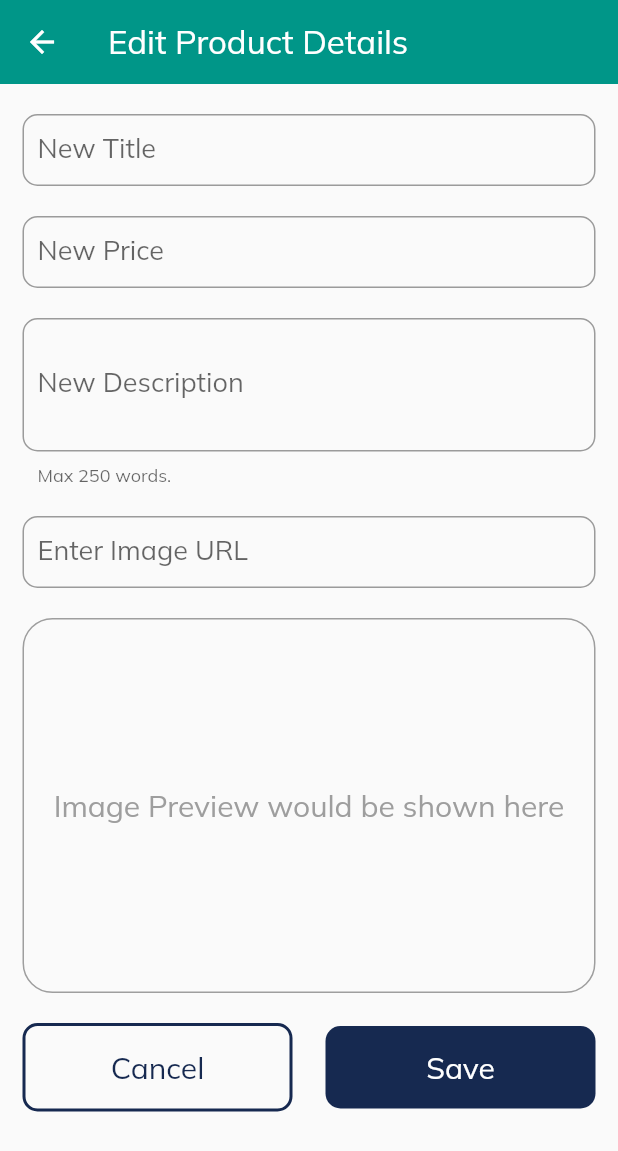
After one commit to onlyrubal/eCommerceShop, a Flutter app: the EditProductScreen screen opened by its route, on a phone screen of 412 x 824 dp. The commit adds this screen. Shown: the top 1151 px of the screen. Run offline on Flutter 3.47's test engine with Material 2 defaults, Android fonts, the phone set to English and light mode, and no system bars; our stand-ins replace flushbar, google_fonts; network calls fail.

Commit message:
Managing and edit the product details using Form.

```diff
--- a/lib/main.dart
+++ b/lib/main.dart
@@ -1,4 +1,5 @@
 import 'package:flutter/material.dart';
+import './screens/edit_product_screen.dart';
 import './providers/orders.dart';
 import './screens/cart_screen.dart';
 import './screens/product_details_screen.dart';
@@ -8,6 +9,7 @@ import 'package:google_fonts/google_fonts.dart';
 import 'package:provider/provider.dart';
 import './providers/products.dart';
 import './providers/cart.dart';
+import './screens/manage_products_screen.dart';
 
 void main() => runApp(MyApp());
 
@@ -88,6 +90,8 @@ class MyApp extends StatelessWidget {
           ProductDetailScreen.routeName: (ctx) => ProductDetailScreen(),
           CartScreen.routeName: (ctx) => CartScreen(),
           OrderScreen.routeName: (ctx) => OrderScreen(),
+          ManageProductsScreen.routeName: (ctx) => ManageProductsScreen(),
+          EditProductScreen.routeName: (ctx) => EditProductScreen(),
         },
       ),
     );
--- a/lib/providers/product.dart
+++ /dev/null
@@ -1,25 +0,0 @@
-import 'package:flutter/foundation.dart';
-
-class Product with ChangeNotifier {
-  final String id;
-  final String title;
-  final String description;
-  final double price;
-  final String imageUrl;
-  // Not Final because it can be changable.
-  bool isFavorite;
-
-  Product({
-    @required this.id,
-    @required this.title,
-    @required this.description,
-    @required this.price,
-    @required this.imageUrl,
-    this.isFavorite = false,
-  });
-
-  void toggleFavoriteStatus() {
-    isFavorite = !isFavorite;
-    notifyListeners();
-  }
-}
--- a/lib/providers/products.dart
+++ b/lib/providers/products.dart
@@ -1,5 +1,29 @@
 import 'package:flutter/material.dart';
-import './product.dart';
+import 'package:flutter/foundation.dart';
+
+class Product with ChangeNotifier {
+  final String id;
+  final String title;
+  final String description;
+  final double price;
+  final String imageUrl;
+  // Not Final because it can be changable.
+  bool isFavorite;
+
+  Product({
+    @required this.id,
+    @required this.title,
+    @required this.description,
+    @required this.price,
+    @required this.imageUrl,
+    this.isFavorite = false,
+  });
+
+  void toggleFavoriteStatus() {
+    isFavorite = !isFavorite;
+    notifyListeners();
+  }
+}
 
 class Products with ChangeNotifier {
   List<Product> _items = [
@@ -31,4 +55,35 @@ class Products with ChangeNotifier {
   Product findById(String productId) {
     return _items.firstWhere((product) => product.id == productId);
   }
+
+  void removeProductFromInventory(String productId) {
+    _items.removeWhere((productItem) => productItem.id == productId);
+    notifyListeners();
+  }
+
+  void addNewProduct(Product product) {
+    final newProduct = Product(
+      description: product.description,
+      imageUrl: product.imageUrl,
+      price: product.price,
+      title: product.title,
+      id: DateTime.now().toString(),
+    );
+
+    _items.add(newProduct);
+    notifyListeners();
+  }
+
+  void updateProduct(String productId, Product newProduct) {
+    // Finding the index of product in list of products.
+    final productIndex =
+        _items.indexWhere((product) => product.id == productId);
+
+    if (productIndex >= 0) {
+      _items[productIndex] = newProduct;
+      notifyListeners();
+    } else {
+      print('...');
+    }
+  }
 }
--- /dev/null
+++ b/lib/screens/edit_product_screen.dart
@@ -0,0 +1,365 @@
+import 'package:flutter/material.dart';
+import '../widgets/primary_button.dart';
+import '../widgets/secondary_button.dart';
+import '../providers/products.dart';
+import 'package:provider/provider.dart';
+
+class EditProductScreen extends StatefulWidget {
+  static final routeName = '/edit-products';
+  @override
+  _EditProductScreenState createState() => _EditProductScreenState();
+}
+
+class _EditProductScreenState extends State<EditProductScreen> {
+  final _priceFocusNode = FocusNode();
+  final _descriptionFocusNode = FocusNode();
+  final _imageURLFocusNode = FocusNode();
+  final _imageURLController = TextEditingController();
+  final _formKey = GlobalKey<FormState>();
+  bool _checkDidChangeDependenciesRan = true;
+  var _editedProduct = Product(
+    id: null,
+    description: '',
+    price: 0,
+    title: '',
+    imageUrl: '',
+  );
+
+  var _initDefaultProductValues = {
+    'title': '',
+    'description': '',
+    'price': '',
+    'imageUrl': '',
+  };
+
+  @override
+  void initState() {
+    _imageURLFocusNode.addListener(_updateImageURL);
+    super.initState();
+  }
+
+  @override
+  void didChangeDependencies() {
+    if (_checkDidChangeDependenciesRan) {
+      final productId = ModalRoute.of(context).settings.arguments as String;
+
+      // Product details need to be edited.
+      if (productId != null) {
+        _editedProduct =
+            Provider.of<Products>(context, listen: false).findById(productId);
+        _initDefaultProductValues = {
+          'title': _editedProduct.title,
+          'description': _editedProduct.description,
+          'price': _editedProduct.price.toString(),
+          //'imageUrl': _editedProduct.imageUrl,
+          'imageUrl': '',
+        };
+        _imageURLController.text = _editedProduct.imageUrl;
+      }
+    }
+    _checkDidChangeDependenciesRan = false;
+    super.didChangeDependencies();
+  }
+
+  void _saveProductDetailsForm() {
+    final _isFormValid = _formKey.currentState.validate();
+    if (!_isFormValid) {
+      return;
+    }
+    _formKey.currentState.save();
+    if (_editedProduct.id != null) {
+      Provider.of<Products>(context, listen: false)
+          .updateProduct(_editedProduct.id, _editedProduct);
+    } else {
+      Provider.of<Products>(context, listen: false)
+          .addNewProduct(_editedProduct);
+    }
+    Navigator.of(context).pop();
+  }
+
+  void _updateImageURL() {
+    if (!_imageURLFocusNode.hasFocus) setState(() {});
+  }
+
+  @override
+  void dispose() {
+    _imageURLFocusNode.removeListener(_updateImageURL);
+    _priceFocusNode.dispose();
+    _descriptionFocusNode.dispose();
+    _imageURLFocusNode.dispose();
+    _imageURLController.dispose();
+    super.dispose();
+  }
+
+  @override
+  Widget build(BuildContext context) {
+    return Scaffold(
+      appBar: AppBar(
+        title: Text(
+          'Edit Product Details',
+          style: Theme.of(context).textTheme.headline2,
+        ),
+        backgroundColor: Theme.of(context).primaryColor,
+        elevation: 0,
+        iconTheme: new IconThemeData(
+          color: Colors.white,
+        ),
+      ),
+      resizeToAvoidBottomPadding: false,
+      body: SafeArea(
+        child: SingleChildScrollView(
+          child: Padding(
+            padding: const EdgeInsets.all(15.0),
+            child: Column(
+              children: [
+                Form(
+                  key: _formKey,
+                  child: Column(
+                    children: [
+                      ListView(
+                        shrinkWrap: true,
+                        physics: NeverScrollableScrollPhysics(),
+                        children: [
+                          Padding(
+                            padding: EdgeInsets.only(top: 5),
+                            child: TextFormField(
+                              initialValue: _initDefaultProductValues['title'],
+                              textInputAction: TextInputAction.next,
+                              onFieldSubmitted: (_) {
+                                FocusScope.of(context)
+                                    .requestFocus(_priceFocusNode);
+                              },
+                              decoration: InputDecoration(
+                                contentPadding: EdgeInsets.all(10),
+                                border: OutlineInputBorder(
+                                  borderSide: BorderSide(
+                                    color: Theme.of(context).buttonColor,
+                                  ),
+                                  borderRadius: BorderRadius.all(
+                                    Radius.circular(10),
+                                  ),
+                                ),
+                                focusedBorder: OutlineInputBorder(
+                                  borderSide: BorderSide(
+                                    color: Theme.of(context).buttonColor,
+                                  ),
+                                ),
+                                labelText: 'New Title',
+                              ),
+                              validator: (value) {
+                                if (value.isEmpty) {
+                                  return 'Title cannot be empty!';
+                                }
+                                return null;
+                              },
+                              onSaved: (newValue) {
+                                _editedProduct = Product(
+                                  title: newValue,
+                                  description: _editedProduct.description,
+                                  id: _editedProduct.id,
+                                  imageUrl: _editedProduct.imageUrl,
+                                  price: _editedProduct.price,
+                                );
+                              },
+                            ),
+                          ),
+                          SizedBox(height: 20),
+                          TextFormField(
+                            initialValue: _initDefaultProductValues['price'],
+                            focusNode: _priceFocusNode,
+                            textInputAction: TextInputAction.next,
+                            keyboardType: TextInputType.numberWithOptions(
+                              decimal: true,
+                              signed: true,
+                            ),
+                            onFieldSubmitted: (_) {
+                              FocusScope.of(context)
+                                  .requestFocus(_descriptionFocusNode);
+                            },
+                            decoration: InputDecoration(
+                              contentPadding: EdgeInsets.all(10),
+                              border: OutlineInputBorder(
+                                borderSide: BorderSide(
+                                  color: Theme.of(context).buttonColor,
+                                ),
+                                borderRadius: BorderRadius.all(
+                                  Radius.circular(10),
+                                ),
+                              ),
+                              focusedBorder: OutlineInputBorder(
+                                borderSide: BorderSide(
+                                  color: Theme.of(context).buttonColor,
+                                ),
+                              ),
+                              labelText: 'New Price',
+                            ),
+                            validator: (value) {
+                              if (value.isEmpty) return 'Price cannot be Empty';
+                              if (double.tryParse(value) == null)
+                                return 'Enter valid price value';
+                              if (double.parse(value) < 0)
+                                return 'Price cannot be -ve';
+                              return null;
+                            },
+                            onSaved: (newValue) {
+                              _editedProduct = Product(
+                                title: _editedProduct.title,
+                                description: _editedProduct.description,
+                                id: _editedProduct.id,
+                                imageUrl: _editedProduct.imageUrl,
+                                price: double.parse(newValue),
+                              );
+                            },
+                          ),
+                          SizedBox(height: 20),
+                          TextFormField(
+                            initialValue:
+                                _initDefaultProductValues['description'],
+                            focusNode: _descriptionFocusNode,
+                            textInputAction: TextInputAction.next,
+                            keyboardType: TextInputType.multiline,
+                            maxLines: 3,
+                            onFieldSubmitted: (_) {
+                              FocusScope.of(context)
+                                  .requestFocus(_imageURLFocusNode);
+                            },
+                            decoration: InputDecoration(
+                              contentPadding: EdgeInsets.all(10),
+                              border: OutlineInputBorder(
+                                borderSide: BorderSide(
+                                  color: Theme.of(context).buttonColor,
+                                ),
+                                borderRadius: BorderRadius.all(
+                                  Radius.circular(10),
+                                ),
+                              ),
+                              focusedBorder: OutlineInputBorder(
+                                borderSide: BorderSide(
+                                  color: Theme.of(context).buttonColor,
+                                ),
+                              ),
+                              labelText: 'New Description',
+                              helperText: 'Max 250 words.',
+                            ),
+                            validator: (value) {
+                              if (value.isEmpty)
+                                return 'Description cannot be Empty!';
+                              if (value.length < 10)
+                                return 'Description should atleast 10 chars long';
+                              return null;
+                            },
+                            onSaved: (newValue) {
+                              _editedProduct = Product(
+                                title: _editedProduct.title,
+                                description: newValue,
+                                id: _editedProduct.id,
+                                imageUrl: _editedProduct.imageUrl,
+                                price: _editedProduct.price,
+                              );
+                            },
+                          ),
+                          SizedBox(height: 20),
+                          TextFormField(
+                            //initialValue: _initDefaultProductValues['imageUrl'],
+                            focusNode: _imageURLFocusNode,
+                            textInputAction: TextInputAction.done,
+                            keyboardType: TextInputType.url,
+                            controller: _imageURLController,
+                            onFieldSubmitted: (_) {
+                              _saveProductDetailsForm();
+                            },
+                            decoration: InputDecoration(
+                              contentPadding: EdgeInsets.all(10),
+                              border: OutlineInputBorder(
+                                borderSide: BorderSide(
+                                  color: Theme.of(context).buttonColor,
+                                ),
+                                borderRadius: BorderRadius.all(
+                                  Radius.circular(10),
+                                ),
+                              ),
+                              focusedBorder: OutlineInputBorder(
+                                borderSide: BorderSide(
+                                  color: Theme.of(context).buttonColor,
+                                ),
+                              ),
+                              labelText: 'Enter Image URL',
+                            ),
+                            validator: (value) {
+                              if (value.isEmpty) return 'URL cannot be empty';
+                              if (!value.startsWith('http'))
+                                return 'Please enter a valid URL';
+                              return null;
+                            },
+                            onSaved: (newValue) {
+                              _editedProduct = Product(
+                                title: _editedProduct.title,
+                                description: _editedProduct.description,
+                                id: _editedProduct.id,
+                                imageUrl: newValue,
+                                price: _editedProduct.price,
+                              );
+                            },
+                          ),
+                          SizedBox(height: 20),
+                          Container(
+                            width: double.infinity,
+                            height: 250,
+                            decoration: BoxDecoration(
+                              border: Border.all(
+                                width: 1,
+                                color: Colors.grey,
+                              ),
+                              borderRadius: BorderRadius.circular(20),
+                            ),
+                            child: _imageURLController.text.isEmpty
+                                ? Center(
+                                    child: Text(
+                                      'Image Preview would be shown here',
+                                      style: TextStyle(color: Colors.grey),
+                                    ),
+                                  )
+                                : FittedBox(
+                                    child: Image.network(
+                                      _imageURLController.text.toString(),
+                                      fit: BoxFit.cover,
+                                    ),
+                                  ),
+                          ),
+                        ],
+                      ),
+                      SizedBox(height: 20),
+                      Row(
+                        mainAxisAlignment: MainAxisAlignment.spaceBetween,
+                        children: [
+                          InkWell(
+                            borderRadius: BorderRadius.circular(10),
+                            child: Container(
+                              width: 180,
+                              child: SecondaryButton(btnText: 'Cancel'),
+                            ),
+                            onTap: () {
+                              Navigator.of(context).pop();
+                            },
+                          ),
+                          InkWell(
+                            onTap: _saveProductDetailsForm,
+                            borderRadius: BorderRadius.circular(10),
+                            child: Container(
+                              width: 180,
+                              child: PrimaryButton(btnText: 'Save'),
+                            ),
+                          )
+                        ],
+                      ),
+                    ],
+                  ),
+                ),
+              ],
+            ),
+          ),
+        ),
+      ),
+    );
+  }
+}
--- a/lib/screens/order_screen.dart
+++ b/lib/screens/order_screen.dart
@@ -1,5 +1,4 @@
 import 'package:flutter/material.dart';
-import 'package:myshop_app/screens/products_overview_screen.dart';
 import '../widgets/app_drawer.dart';
 import 'package:provider/provider.dart';
 import '../providers/orders.dart' show Orders;
--- a/pubspec.yaml
+++ b/pubspec.yaml
@@ -26,6 +26,7 @@ dependencies:
     sdk: flutter
   intl: ^0.16.1
   google_fonts: ^1.1.0
+  flushbar: ^1.10.4
 
   # The following adds the Cupertino Icons font to your application.
   # Use with the CupertinoIcons class for iOS style icons.
```
Also changed, not shown: lib/providers/cart.dart (+20 -0 lines), lib/screens/manage_products_screen.dart (added, +86 -0 lines), lib/screens/products_overview_screen.dart (+5 -4 lines), lib/widgets/app_drawer.dart (+14 -0 lines), lib/widgets/manage_product_item.dart (added, +64 -0 lines), lib/widgets/product_item.dart (+38 -1 lines), lib/widgets/product_item_in_cart.dart (+21 -0 lines), pubspec.lock, 7 other files.
